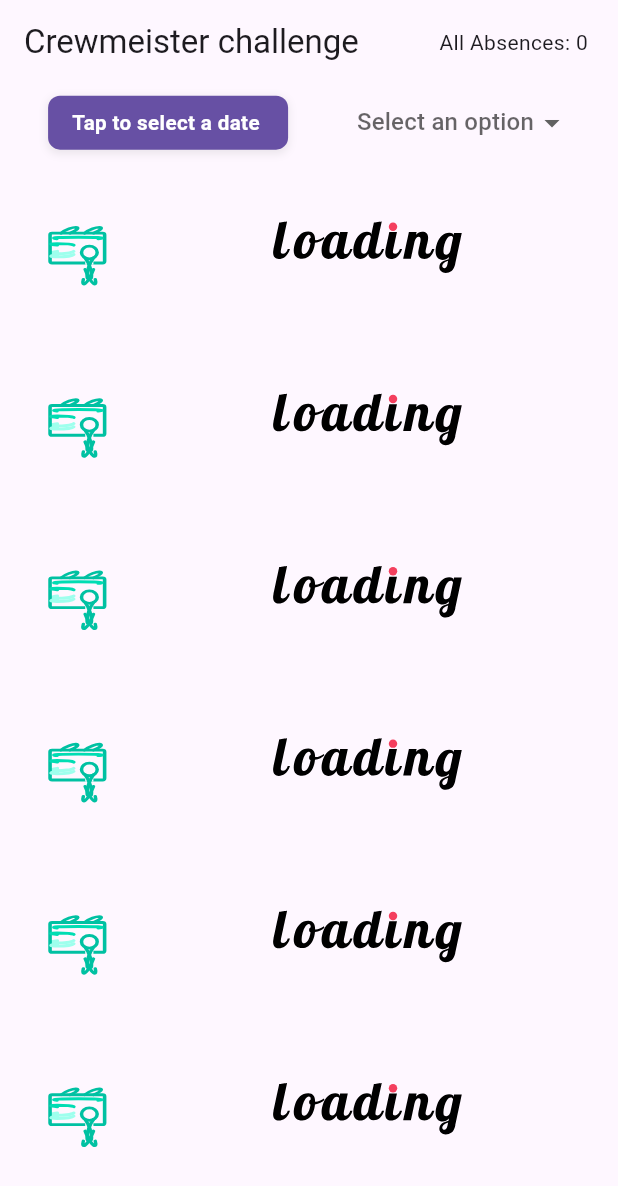
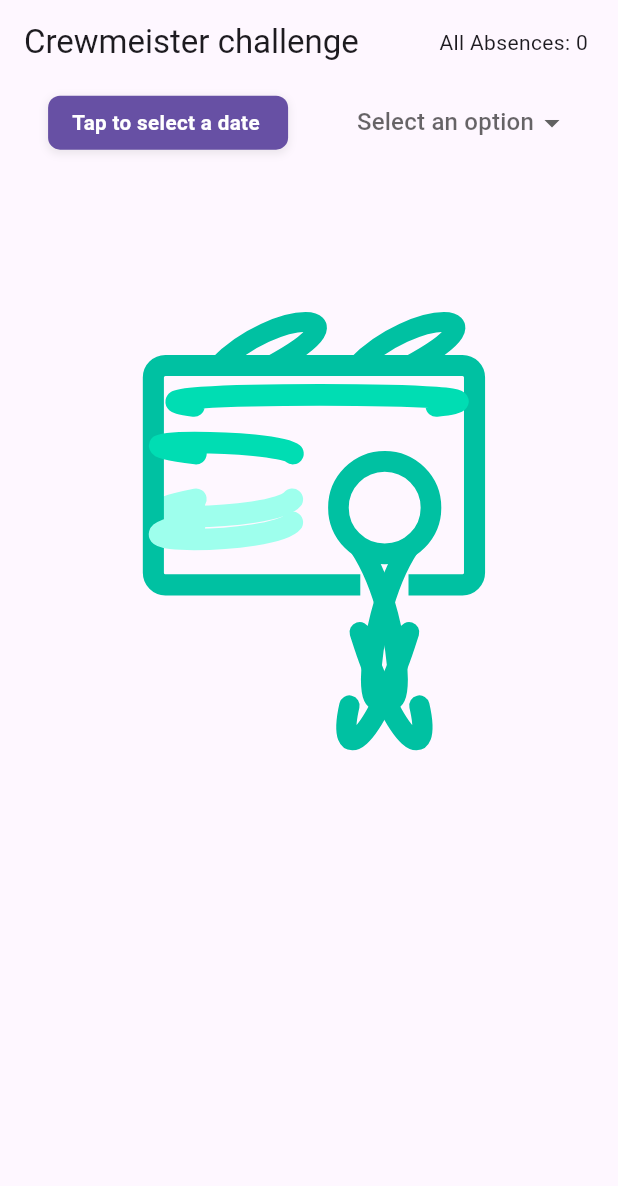
Before and after one commit to M4RZB4Ni/Absence-Manager-Flutter, a Flutter app: the first screen one second after launch, on a phone screen of 412 x 824 dp. Shown: the top 1186 px of the screen. Run offline on Flutter 3.47's test engine with Material 3 defaults, Android fonts, the phone set to English and light mode, and no system bars; our stand-ins replace flutter_screenutil, freezed_annotation, get, lottie, open_file; missing offline and left inert: ical; generated files the repository leaves out were written again; project files that could hold a hidden picture were left out.

Commit message:
Refactor: skeleton_list.dart changed to loading_widget.dart
Description: Showing a list of loading as skeleton was not efficient and I decided to replace it with a single item.

Took 1 hour 3 minutes

```diff
--- /dev/null
+++ b/lib/presentation/components/loading_widget.dart
@@ -0,0 +1,16 @@
+import 'package:communere/app/extentions/extensions.dart';
+import 'package:flutter/material.dart';
+import 'package:lottie/lottie.dart';
+
+class LottieWidget extends StatelessWidget {
+
+  const LottieWidget({super.key, required this.name});
+
+  final String name;
+
+  @override
+  Widget build(BuildContext context) {
+    // Build a list view of skeleton items.
+    return Lottie.asset(name.animation,renderCache: RenderCache.raster);
+  }
+}
--- a/lib/presentation/components/skeleton_list.dart
+++ /dev/null
@@ -1,41 +0,0 @@
-import 'package:communere/app/extentions/extensions.dart';
-import 'package:flutter/material.dart';
-import 'package:lottie/lottie.dart';
-
-/// A widget that displays a list of placeholder items with loading animations.
-///
-/// This widget is typically used to indicate that data is currently being loaded
-/// and will be displayed in place of the actual list items until the content is available.
-class SkeletonList extends StatelessWidget {
-
-  /// The number of skeleton items to display.
-  ///
-  /// Defaults to 25 if not specified.
-  final int size;
-
-  /// Creates a [SkeletonList] widget.
-  ///
-  /// An optional [size] parameter can be provided to specify the number of
-  /// skeleton items to be displayed.
-  const SkeletonList({super.key, this.size = 25});
-
-  @override
-  Widget build(BuildContext context) {
-    // Get the device height for dynamic sizing of the skeleton items.
-    final height = MediaQuery.of(context).size.height;
-
-    // Build a list view of skeleton items.
-    return ListView.builder(
-      itemCount: size, // The number of skeleton items to display.
-      itemBuilder: (context, index) {
-        // Each item consists of a loading image and a loading text animation.
-        return ListTile(
-          leading: Lottie.asset('loading_img'.animation,
-              width: 70, height: height * 0.50, fit: BoxFit.fill),
-          minLeadingWidth: 50,
-          title: Lottie.asset('loading_txt'.animation, height: height * 0.120),
-        );
-      },
-    );
-  }
-}
--- a/lib/presentation/home/home_view.dart
+++ b/lib/presentation/home/home_view.dart
@@ -1,13 +1,11 @@
 import 'package:communere/app/base/base_view.dart';
-import 'package:communere/app/extentions/extensions.dart';
 import 'package:communere/presentation/components/date_picker_widget.dart';
 import 'package:communere/presentation/components/drop_down_picker_widget.dart';
-import 'package:communere/presentation/components/skeleton_list.dart';
+import 'package:communere/presentation/components/loading_widget.dart';
 import 'package:communere/presentation/home/components/absence_item.dart';
 import 'package:flutter/material.dart';
 import 'package:flutter_screenutil/flutter_screenutil.dart';
 import 'package:get/get.dart';
-import 'package:lottie/lottie.dart';
 import '../../app/network/exception_handler.dart';
 import '../../app/resources/app_text.dart';
 import '../../domain/entities/leave/absence_type.dart';
@@ -23,21 +21,19 @@ class HomeView extends BaseView<HomeViewModel> {
   static String name = "/HomeScreen";
 
   /// Constructs a [HomeView] widget.
-  HomeView({super.key});
+  const HomeView({super.key});
 
 
   /// Returns the widget to display when the page is in a loading state.
   @override
   Widget loading() {
-    return const SkeletonList();
+    return const LottieWidget(name: "loading_img",);
   }
 
   /// Returns the widget to display when the page has no content.
   @override
   Widget empty() {
-    return Center(
-      child: Lottie.asset('nothing_found'.animation, width: Get.width),
-    );
+    return const LottieWidget(name: "nothing_found",);
   }
 
   /// Returns the widget to display when the page encounters an error.
@@ -46,7 +42,7 @@ class HomeView extends BaseView<HomeViewModel> {
     return Column(
       mainAxisAlignment: MainAxisAlignment.center,
       children: [
-        Lottie.asset('error'.animation, fit: BoxFit.fill),
+        const LottieWidget(name: "error"),
         Text(ExceptionHandler.getErrorMessage(e!))
       ],
     );
@@ -96,18 +92,22 @@ class HomeView extends BaseView<HomeViewModel> {
   @override
   Widget body(BuildContext context) {
 
-
-    return Obx(() => ListView.separated(
+    return ListView.separated(
         controller: controller.paginationScrollController,
         itemBuilder: (ctx, i) => AbsenceItem(
-              leaveRequestEntity: controller.absenceList[i],
-              name: controller.fetchNameOfMember(index: i),
-              iCalFunction: () => controller.generateCalendarFile(index: i),
-            ),
+          leaveRequestEntity: controller.absenceList[i],
+          name: controller.fetchNameOfMember(index: i),
+          iCalFunction: () => controller.generateCalendarFile(index: i),
+        ),
         itemCount: controller.absenceList.length,
         separatorBuilder: (BuildContext context, int index) =>
-            const Divider()));
+        const Divider());
   }
 
 
+  @override
+  bool canPop() {
+    return false;
+  }
+
 }
```
